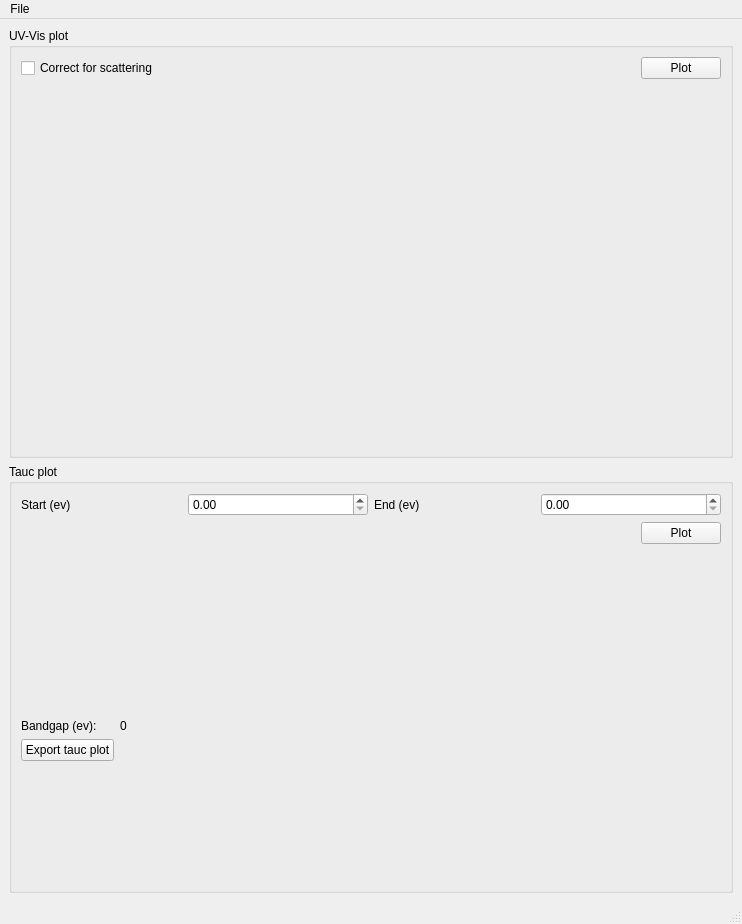
Before: the Qt Designer form PythonGUI_apps/UV_Vis_analysis/uv_vis_analysis_gui.ui in SarthakJariwala/Python_GUI_apps, drawn with Qt 5.
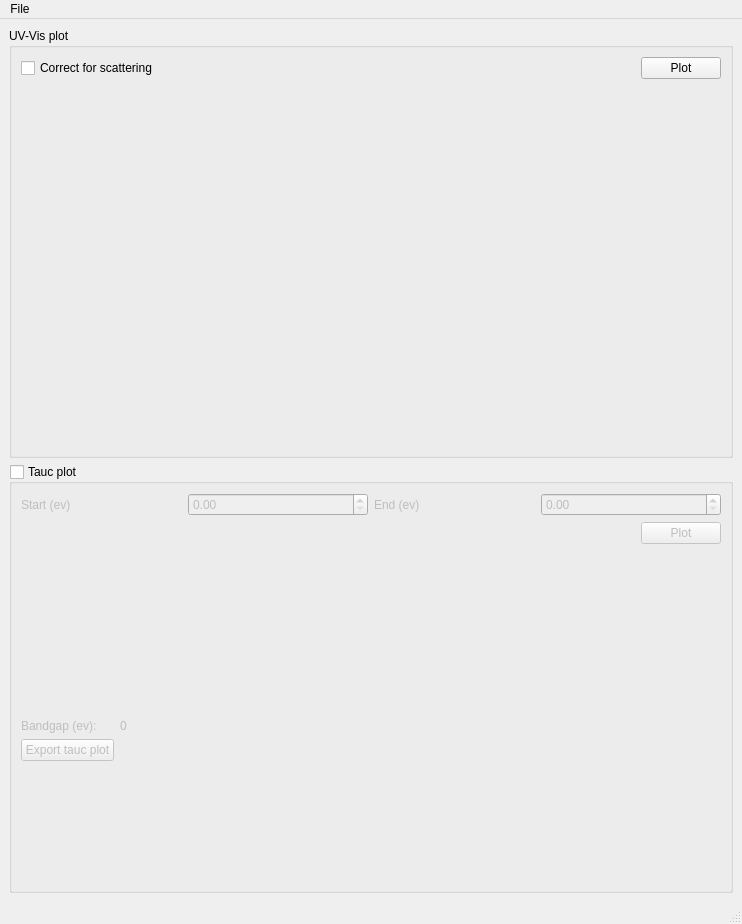
After: the same form once the commit is applied.

Patch:
```diff
--- a/PythonGUI_apps/UV_Vis_analysis/uv_vis_analysis_gui.ui
+++ b/PythonGUI_apps/UV_Vis_analysis/uv_vis_analysis_gui.ui
@@ -58,6 +58,12 @@
       <property name="title">
        <string>Tauc plot</string>
       </property>
+      <property name="checkable">
+       <bool>true</bool>
+      </property>
+      <property name="checked">
+       <bool>false</bool>
+      </property>
       <layout class="QVBoxLayout" name="verticalLayout">
        <item>
         <layout class="QGridLayout" name="gridLayout_4">
```
